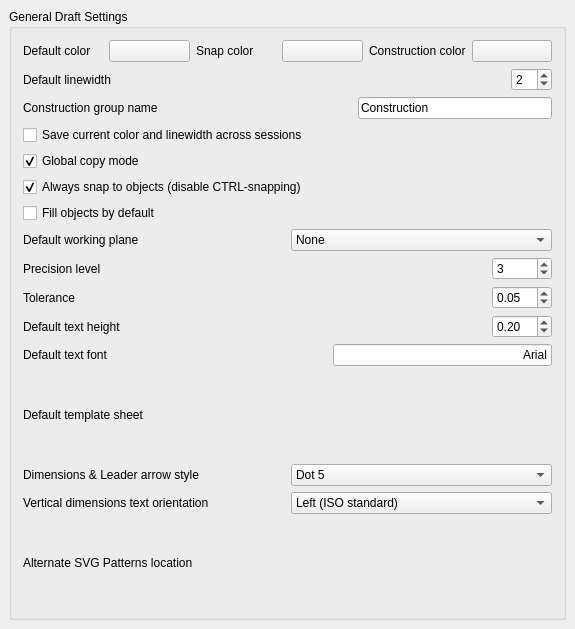
Old version of the form src/Mod/Draft/Resources/ui/userprefs-base.ui in the repository berndhahnebach/All_FreeCAD.
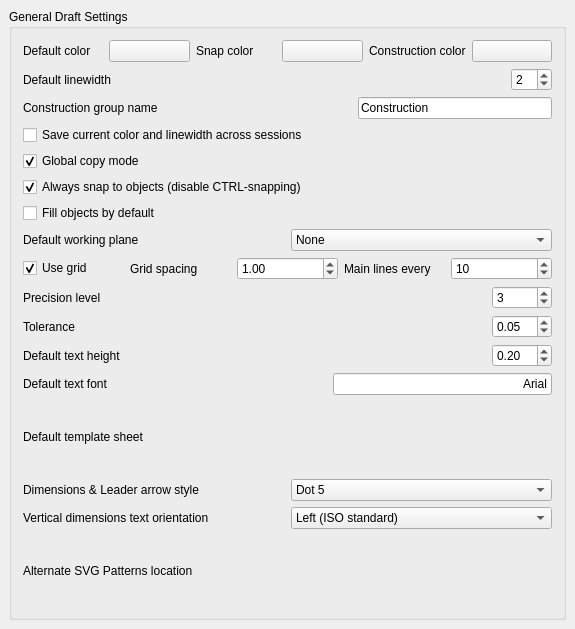
New version of the form. Custom widgets are drawn as their Qt base class.

Commit message: + added a grid tracker to Draft tools (preliminary - to be bettered)

```diff
--- a/src/Mod/Draft/Resources/ui/userprefs-base.ui
+++ b/src/Mod/Draft/Resources/ui/userprefs-base.ui
@@ -318,6 +318,75 @@
         </item>
        </layout>
       </item>
+      <item>
+       <layout class="QHBoxLayout" name="horizontalLayout_17">
+        <item>
+         <widget class="Gui::PrefCheckBox" name="gui::prefcheckbox_2">
+          <property name="toolTip">
+           <string>If checked, a grid will appear when drawing</string>
+          </property>
+          <property name="text">
+           <string>Use grid</string>
+          </property>
+          <property name="checked">
+           <bool>true</bool>
+          </property>
+          <property name="prefEntry" stdset="0">
+           <cstring>grid</cstring>
+          </property>
+          <property name="prefPath" stdset="0">
+           <cstring>Mod/Draft</cstring>
+          </property>
+         </widget>
+        </item>
+        <item>
+         <widget class="QLabel" name="label_15">
+          <property name="text">
+           <string>Grid spacing</string>
+          </property>
+         </widget>
+        </item>
+        <item>
+         <widget class="Gui::PrefDoubleSpinBox" name="gui::prefdoublespinbox_3">
+          <property name="toolTip">
+           <string>The spacing between each grid line</string>
+          </property>
+          <property name="value">
+           <double>1.000000000000000</double>
+          </property>
+          <property name="prefEntry" stdset="0">
+           <cstring>gridSpacing</cstring>
+          </property>
+          <property name="prefPath" stdset="0">
+           <cstring>Mod/Draft</cstring>
+          </property>
+         </widget>
+        </item>
+        <item>
+         <widget class="QLabel" name="label_16">
+          <property name="text">
+           <string>Main lines every</string>
+          </property>
+         </widget>
+        </item>
+        <item>
+         <widget class="Gui::PrefSpinBox" name="gui::prefspinbox_4">
+          <property name="toolTip">
+           <string>Mainlines will be drawn thicker. Specify here how many squares between mainlines.</string>
+          </property>
+          <property name="value">
+           <number>10</number>
+          </property>
+          <property name="prefEntry" stdset="0">
+           <cstring>gridEvery</cstring>
+          </property>
+          <property name="prefPath" stdset="0">
+           <cstring>Mod/Draft</cstring>
+          </property>
+         </widget>
+        </item>
+       </layout>
+      </item>
       <item>
        <layout class="QHBoxLayout" name="horizontalLayout_13">
         <item>
```
The commit also changes 2 other files.
